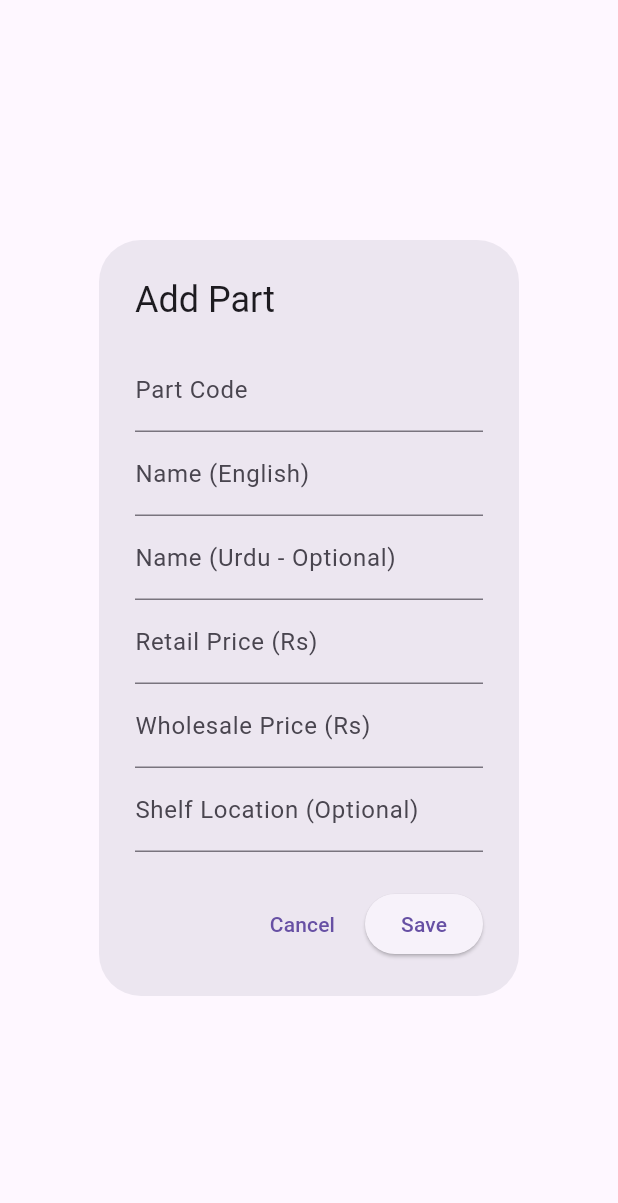
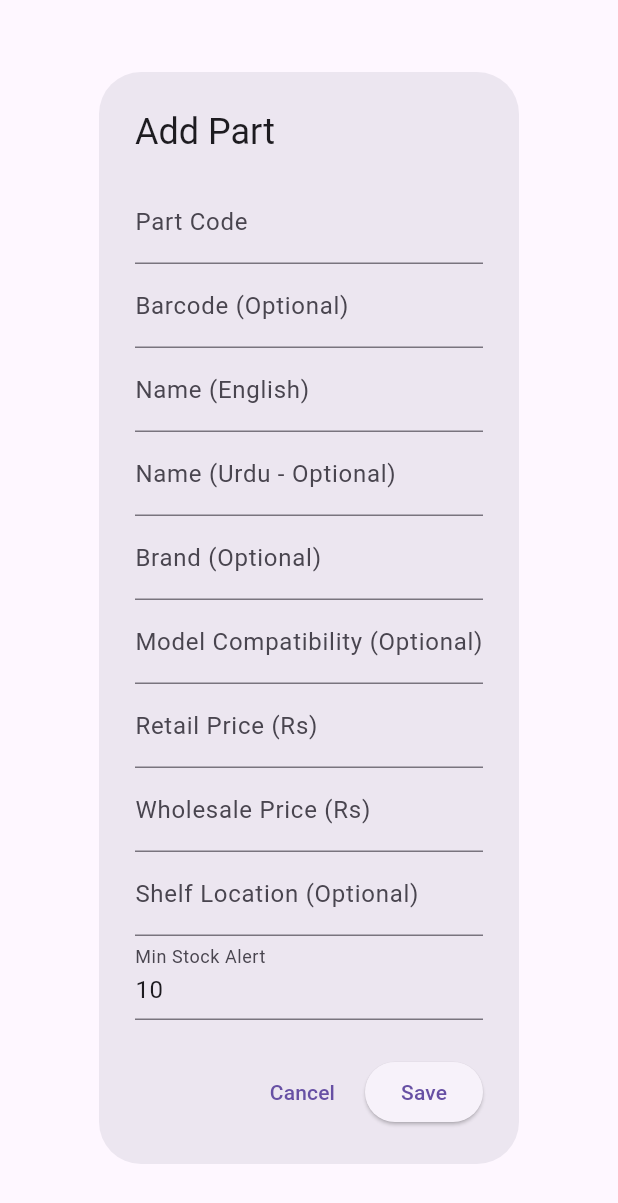
Before and after one commit to umerchaudhary04/Arham-Autos-Desktop-Web-Suite, a Flutter app: the PartFormDialog widget shown alone on an empty page, opened directly, on a phone screen of 412 x 824 dp. Shown: the top 1203 px of the screen. Run offline on Flutter 3.47's test engine with Material 3 defaults, Android fonts, the phone set to English and light mode, and no system bars; our stand-ins replace drift, flutter_riverpod, pdf, printing; missing offline and left inert: cryptography, file_selector; accounts and stored records are empty; generated files the repository leaves out were written again.

Commit message:
fix: align codebase with Phase 1-5 TRD specifications
- Database & Security (Phase 1):
  - Replace in-memory db with AES-256 sqlite3mc native connection
  - Align system_configs and users tables with TRD schema
  - Fix IdleLockService to use native HardwareKeyboard event handlers
- Inventory & Purchases (Phase 2):
  - Add missing fields (brand, model, barcode) to Parts table and UI
  - Rename StockMovements to StockAdjustments and enforce TRD reason enums
  - Rename GRN tables and add missing purchase date and line total fields
- POS & Invoicing (Phase 3):
  - Add missing SupplierLedgerEntries table and route/address fields
  - Refactor PDF invoice printer for 2-Up half-page layout with Noto Nastaliq Urdu
- Localization & Backups (Phase 5):
  - Fix encrypted backup filename to use dynamic YYYYMMDD_HHMMSS timestamps
  - Scaffold ARB-based localization (English/Urdu) and configure l10n.yaml
- Core: Update drift generated files (app_database.g.dart)

````diff
--- /dev/null
+++ b/l10n.yaml
@@ -0,0 +1,3 @@
+arb-dir: lib/l10n
+template-arb-file: app_en.arb
+output-localization-file: app_localizations.dart
--- a/lib/core/db/app_database.dart
+++ b/lib/core/db/app_database.dart
@@ -12,7 +12,7 @@ part 'app_database.g.dart';
   AuditLogs,
   PartCategories,
   Parts,
-  StockMovements,
+  StockAdjustments,
   Customers,
   CustomerLedgerEntries,
   Sales,
@@ -23,8 +23,8 @@ part 'app_database.g.dart';
   ReturnClaims,
   ReturnClaimItems,
   Suppliers,
-  Purchases,
-  PurchaseItems,
+  PurchasesGrn,
+  PurchaseItemsGrn,
 ])
 class AppDatabase extends _$AppDatabase {
   AppDatabase(super.e);
--- /dev/null
+++ b/lib/core/db/connection/connection.dart
@@ -0,0 +1 @@
+export 'connection_native.dart'; // Add conditional exports for web later
--- a/lib/core/db/tables/users.dart
+++ b/lib/core/db/tables/users.dart
@@ -2,11 +2,12 @@ import 'package:drift/drift.dart';
 
 class Users extends Table {
   IntColumn get id => integer().autoIncrement()();
-  TextColumn get username => text().withLength(min: 3, max: 32)();
+  TextColumn get username => text().withLength(min: 3, max: 32).unique()();
   TextColumn get displayName => text().nullable()();
   TextColumn get role => text()(); // MANAGER, OPERATOR
   TextColumn get pinHash => text()();
   TextColumn get passwordHash => text().nullable()();
+  BoolColumn get isActive => boolean().withDefault(const Constant(true))();
   IntColumn get failedAttempts => integer().withDefault(const Constant(0))();
   DateTimeColumn get lockedUntil => dateTime().nullable()();
   DateTimeColumn get lastLoginAt => dateTime().nullable()();
--- a/lib/features/inventory/part_form_dialog.dart
+++ b/lib/features/inventory/part_form_dialog.dart
@@ -15,22 +15,32 @@ class PartFormDialog extends ConsumerStatefulWidget {
 class _PartFormDialogState extends ConsumerState<PartFormDialog> {
   final _formKey = GlobalKey<FormState>();
   final _codeController = TextEditingController();
+  final _barcodeController = TextEditingController();
   final _nameEnController = TextEditingController();
   final _nameUrController = TextEditingController();
+  final _brandController = TextEditingController();
+  final _modelCompatibilityController = TextEditingController();
   final _retailPriceController = TextEditingController();
   final _wholesalePriceController = TextEditingController();
   final _shelfLocationController = TextEditingController();
+  final _minStockAlertController = TextEditingController();
 
   @override
   void initState() {
     super.initState();
     if (widget.part != null) {
       _codeController.text = widget.part!.code;
+      _barcodeController.text = widget.part!.barcode ?? '';
       _nameEnController.text = widget.part!.nameEn;
       _nameUrController.text = widget.part!.nameUr ?? '';
+      _brandController.text = widget.part!.brand ?? '';
+      _modelCompatibilityController.text = widget.part!.modelCompatibility ?? '';
       _retailPriceController.text = (widget.part!.retailPricePaisa / 100).toString();
       _wholesalePriceController.text = (widget.part!.wholesalePricePaisa / 100).toString();
       _shelfLocationController.text = widget.part!.shelfLocation ?? '';
+      _minStockAlertController.text = widget.part!.minStockAlert.toString();
+    } else {
+      _minStockAlertController.text = '10'; // default
     }
   }
 
@@ -39,11 +49,15 @@ class _PartFormDialogState extends ConsumerState<PartFormDialog> {
       final db = ref.read(dbProvider);
       final companion = PartsCompanion(
         code: drift.Value(_codeController.text),
+        barcode: drift.Value(_barcodeController.text.isEmpty ? null : _barcodeController.text),
         nameEn: drift.Value(_nameEnController.text),
         nameUr: drift.Value(_nameUrController.text.isEmpty ? null : _nameUrController.text),
+        brand: drift.Value(_brandController.text.isEmpty ? null : _brandController.text),
+        modelCompatibility: drift.Value(_modelCompatibilityController.text.isEmpty ? null : _modelCompatibilityController.text),
         retailPricePaisa: drift.Value((double.parse(_retailPriceController.text) * 100).toInt()),
         wholesalePricePaisa: drift.Value((double.parse(_wholesalePriceController.text) * 100).toInt()),
         shelfLocation: drift.Value(_shelfLocationController.text.isEmpty ? null : _shelfLocationController.text),
+        minStockAlert: drift.Value(int.tryParse(_minStockAlertController.text) ?? 10),
         categoryId: const drift.Value(1), // Dummy category for now
       );
 
@@ -79,6 +93,10 @@ class _PartFormDialogState extends ConsumerState<PartFormDialog> {
                 validator: (v) => v!.isEmpty ? 'Required' : null,
               ),
               TextFormField(
+                controller: _barcodeController,
+                decoration: const InputDecoration(labelText: 'Barcode (Optional)'),
+              ),
+              TextFormField(
                 controller: _nameEnController,
                 decoration: const InputDecoration(labelText: 'Name (English)'),
                 validator: (v) => v!.isEmpty ? 'Required' : null,
@@ -87,6 +105,14 @@ class _PartFormDialogState extends ConsumerState<PartFormDialog> {
                 controller: _nameUrController,
                 decoration: const InputDecoration(labelText: 'Name (Urdu - Optional)'),
                 textDirection: TextDirection.rtl,
+              ),
+              TextFormField(
+                controller: _brandController,
+                decoration: const InputDecoration(labelText: 'Brand (Optional)'),
+              ),
+              TextFormField(
+                controller: _modelCompatibilityController,
+                decoration: const InputDecoration(labelText: 'Model Compatibility (Optional)'),
               ),
               TextFormField(
                 controller: _retailPriceController,
@@ -104,6 +130,11 @@ class _PartFormDialogState extends ConsumerState<PartFormDialog> {
                 controller: _shelfLocationController,
                 decoration: const InputDecoration(labelText: 'Shelf Location (Optional)'),
               ),
+              TextFormField(
+                controller: _minStockAlertController,
+                decoration: const InputDecoration(labelText: 'Min Stock Alert'),
+                keyboardType: TextInputType.number,
+              ),
             ],
           ),
         ),
--- a/lib/features/settings/settings_screen.dart
+++ b/lib/features/settings/settings_screen.dart
@@ -17,7 +17,8 @@ class _SettingsRecoveryScreenState extends ConsumerState<SettingsRecoveryScreen>
     final String? path = await getDirectoryPath();
     if (path != null) {
       final db = ref.read(dbProvider);
-      final destPath = '$path/ArhamAutos_Backup.bak';
+      final timestamp = DateTime.now().toIso8601String().replaceAll(RegExp(r'[:-]'), '').split('.').first.replaceFirst('T', '_');
+      final destPath = '$path/ArhamAutos_Backup_$timestamp.bak';
       try {
         await db.backupDatabase(destPath);
         if (mounted) {
--- /dev/null
+++ b/lib/l10n/app_localizations.dart
@@ -0,0 +1,157 @@
+import 'dart:async';
+
+import 'package:flutter/foundation.dart';
+import 'package:flutter/widgets.dart';
+import 'package:flutter_localizations/flutter_localizations.dart';
+import 'package:intl/intl.dart' as intl;
+
+import 'app_localizations_en.dart';
+import 'app_localizations_ur.dart';
+
+// ignore_for_file: type=lint
+
+/// Callers can lookup localized strings with an instance of AppLocalizations
+/// returned by `AppLocalizations.of(context)`.
+///
+/// Applications need to include `AppLocalizations.delegate()` in their app's
+/// `localizationDelegates` list, and the locales they support in the app's
+/// `supportedLocales` list. For example:
+///
+/// ```dart
+/// import 'l10n/app_localizations.dart';
+///
+/// return MaterialApp(
+///   localizationsDelegates: AppLocalizations.localizationsDelegates,
+///   supportedLocales: AppLocalizations.supportedLocales,
+///   home: MyApplicationHome(),
+/// );
+/// ```
+///
+/// ## Update pubspec.yaml
+///
+/// Please make sure to update your pubspec.yaml to include the following
+/// packages:
+///
+/// ```yaml
+/// dependencies:
+///   # Internationalization support.
+///   flutter_localizations:
+///     sdk: flutter
+///   intl: any # Use the pinned version from flutter_localizations
+///
+///   # Rest of dependencies
+/// ```
+///
+/// ## iOS Applications
+///
+/// iOS applications define key application metadata, including supported
+/// locales, in an Info.plist file that is built into the application bundle.
+/// To configure the locales supported by your app, you’ll need to edit this
+/// file.
+///
+/// First, open your project’s ios/Runner.xcworkspace Xcode workspace file.
+/// Then, in the Project Navigator, open the Info.plist file under the Runner
+/// project’s Runner folder.
+///
+/// Next, select the Information Property List item, select Add Item from the
+/// Editor menu, then select Localizations from the pop-up menu.
+///
+/// Select and expand the newly-created Localizations item then, for each
+/// locale your application supports, add a new item and select the locale
+/// you wish to add from the pop-up menu in the Value field. This list should
+/// be consistent with the languages listed in the AppLocalizations.supportedLocales
+/// property.
+abstract class AppLocalizations {
+  AppLocalizations(String locale)
+      : localeName = intl.Intl.canonicalizedLocale(locale.toString());
+
+  final String localeName;
+
+  static AppLocalizations? of(BuildContext context) {
+    return Localizations.of<AppLocalizations>(context, AppLocalizations);
+  }
+
+  static const LocalizationsDelegate<AppLocalizations> delegate =
+      _AppLocalizationsDelegate();
+
+  /// A list of this localizations delegate along with the default localizations
+  /// delegates.
+  ///
+  /// Returns a list of localizations delegates containing this delegate along with
+  /// GlobalMaterialLocalizations.delegate, GlobalCupertinoLocalizations.delegate,
+  /// and GlobalWidgetsLocalizations.delegate.
+  ///
+  /// Additional delegates can be added by appending to this list in
+  /// MaterialApp. This list does not have to be used at all if a custom list
+  /// of delegates is preferred or required.
+  static const List<LocalizationsDelegate<dynamic>> localizationsDelegates =
+      <LocalizationsDelegate<dynamic>>[
+    delegate,
+    GlobalMaterialLocalizations.delegate,
+    GlobalCupertinoLocalizations.delegate,
+    GlobalWidgetsLocalizations.delegate,
+  ];
+
+  /// A list of this localizations delegate's supported locales.
+  static const List<Locale> supportedLocales = <Locale>[
+    Locale('en'),
+    Locale('ur')
+  ];
+
+  /// No description provided for @appTitle.
+  ///
+  /// In en, this message translates to:
+  /// **'Arham Autos'**
+  String get appTitle;
+
+  /// No description provided for @wizardTitle.
+  ///
+  /// In en, this message translates to:
+  /// **'Setup Wizard'**
+  String get wizardTitle;
+
+  /// No description provided for @loginTitle.
+  ///
+  /// In en, this message translates to:
+  /// **'Login'**
+  String get loginTitle;
+
+  /// No description provided for @shellTitle.
+  ///
+  /// In en, this message translates to:
+  /// **'Home'**
+  String get shellTitle;
+}
+
+class _AppLocalizationsDelegate
+    extends LocalizationsDelegate<AppLocalizations> {
+  const _AppLocalizationsDelegate();
+
+  @override
+  Future<AppLocalizations> load(Locale locale) {
+    return SynchronousFuture<AppLocalizations>(lookupAppLocalizations(locale));
+  }
+
+  @override
+  bool isSupported(Locale locale) =>
+      <String>['en', 'ur'].contains(locale.languageCode);
+
+  @override
+  bool shouldReload(_AppLocalizationsDelegate old) => false;
+}
+
+AppLocalizations lookupAppLocalizations(Locale locale) {
+  // Lookup logic when only language code is specified.
+  switch (locale.languageCode) {
+    case 'en':
+      return AppLocalizationsEn();
+    case 'ur':
+      return AppLocalizationsUr();
+  }
+
+  throw FlutterError(
+      'AppLocalizations.delegate failed to load unsupported locale "$locale". This is likely '
+      'an issue with the localizations generation tool. Please file an issue '
+      'on GitHub with a reproducible sample app and the gen-l10n configuration '
+      'that was used.');
+}
--- a/pubspec.yaml
+++ b/pubspec.yaml
@@ -42,6 +42,7 @@ hooks:
       source: sqlite3mc
 
 flutter:
+  generate: true
   uses-material-design: true
   assets:
     - assets/fonts/
````
Also changed, not shown: lib/core/db/connection/connection_native.dart (added, +22 -0 lines), lib/core/db/tables/all_tables.dart (+44 -23 lines), lib/core/db/tables/system_configs.dart (+4 -5 lines), lib/core/security/idle_lock_service.dart (+8 -0 lines), lib/features/inventory/stock_adjustment_dialog.dart (+21 -11 lines), lib/features/pos/invoice_printer.dart (+49 -18 lines), lib/features/purchases/grn_screen.dart (+20 -21 lines), lib/l10n/app_en.arb (added, +7 -0 lines), lib/l10n/app_localizations_en.dart (added, +22 -0 lines), lib/l10n/app_localizations_ur.dart (added, +22 -0 lines), lib/l10n/app_ur.arb (added, +7 -0 lines), lib/main.dart (+19 -2 lines), lib/core/db/app_database.g.dart.
